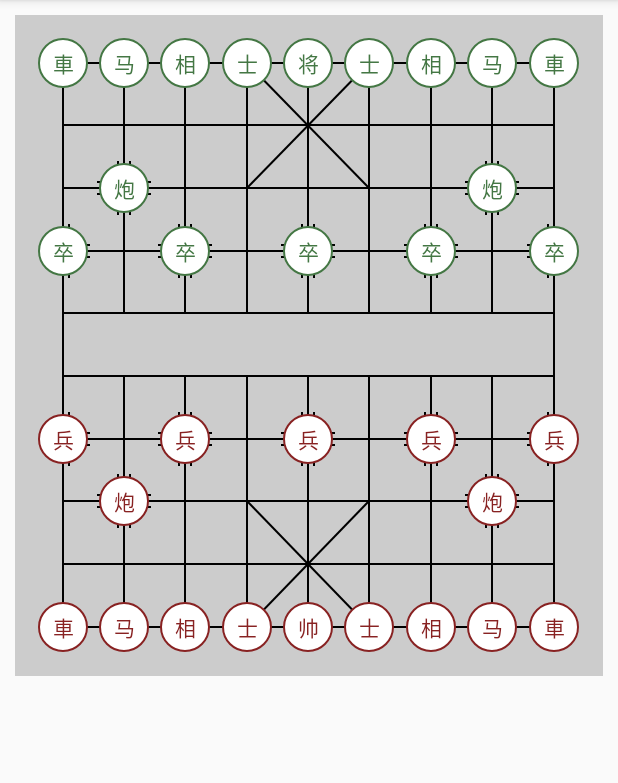
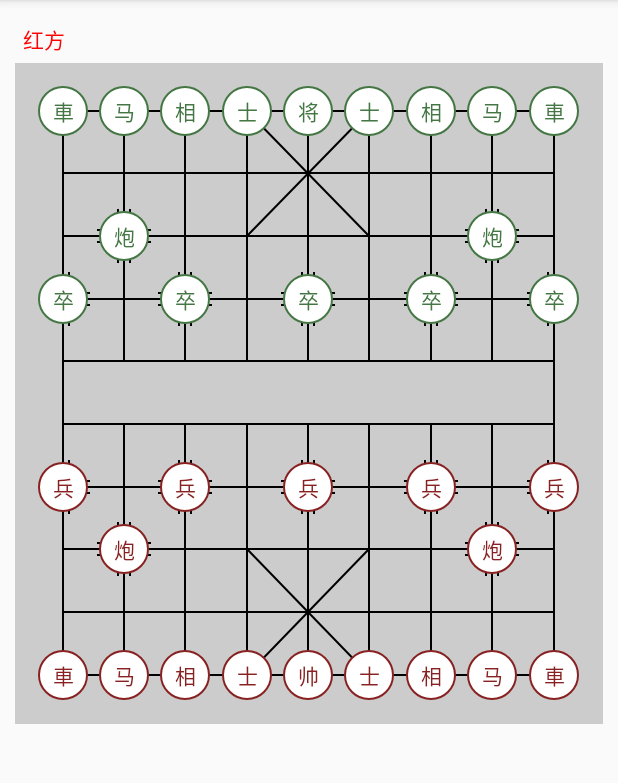
Before and after one commit to wei2006004/Qing, an Android app: the SettingActivity screen opened directly, with no data from a screen before it, on a phone screen of 412 x 824 dp, the part 84-867 px from its top. Run offline under Robolectric (Android 15) with nearby library versions, the phone set to English and light mode, and no system bars.

Commit message:
* 玩家双方切换

```diff
--- a/app/src/main/java/com/vinson/qing/SettingActivity.java
+++ b/app/src/main/java/com/vinson/qing/SettingActivity.java
@@ -1,7 +1,11 @@
 package com.vinson.qing;
 
+import android.graphics.Color;
 import android.support.v7.app.AppCompatActivity;
 import android.os.Bundle;
+import android.widget.TextView;
+
+import com.vinson.qing.widget.CheckerBoard;
 
 public class SettingActivity extends AppCompatActivity {
 
@@ -9,5 +13,25 @@ public class SettingActivity extends AppCompatActivity {
     protected void onCreate(Bundle savedInstanceState) {
         super.onCreate(savedInstanceState);
         setContentView(R.layout.activity_setting);
+
+        CheckerBoard board = (CheckerBoard) findViewById(R.id.checkerBoard);
+        board.setChessPlayListener(new CheckerBoard.ChessPlayListener() {
+            @Override
+            public void onPlayerChange(int currentPlayer) {
+                setPlayer(currentPlayer);
+            }
+        });
+        setPlayer(board.getCurrentPlayer());
+    }
+
+    private void setPlayer(int currentPlayer) {
+        TextView textView = (TextView) findViewById(R.id.tv_player);
+        if (currentPlayer == CheckerBoard.PLAYER_RED) {
+            textView.setText("红方");
+            textView.setTextColor(Color.RED);
+        } else {
+            textView.setText("绿方");
+            textView.setTextColor(Color.GREEN);
+        }
     }
 }
--- a/app/src/main/java/com/vinson/qing/widget/CheckerBoard.java
+++ b/app/src/main/java/com/vinson/qing/widget/CheckerBoard.java
@@ -29,6 +29,13 @@ import static com.vinson.qing.widget.BoardDrawer.BROAD_Y_MAX_INDEX;
 
 public class CheckerBoard extends ViewGroup {
 
+    public interface ChessPlayListener {
+        void onPlayerChange(int currentPlayer);
+    }
+
+    public final static int PLAYER_RED = 0;
+    public final static int PLAYER_GREEN = 1;
+
     private final static int BROAD_PADDING = 10;
 
     private final static int MIN_WIDTH = 240;
@@ -43,10 +50,13 @@ public class CheckerBoard extends ViewGroup {
     private int childWidth;
 
     private boolean fixScale;
+    private int currentPlayer = PLAYER_RED;
 
     private BoardDrawer boardDrawer;
     private ViewDragHelper dragHelper;
     private ChessPlayer chessPlayer;
+
+    private ChessPlayListener chessPlayListener;
 
     public CheckerBoard(Context context) {
         this(context, null);
@@ -88,7 +98,8 @@ public class CheckerBoard extends ViewGroup {
 
             @Override
             public boolean tryCaptureView(View child, int pointerId) {
-                return child instanceof ChessView;
+                ChessInfo info = ((ChessView) child).getChessInfo();
+                return info.chess.getType() == currentPlayer;
             }
 
             @Override
@@ -136,6 +147,7 @@ public class CheckerBoard extends ViewGroup {
                         }
                         ((ChessView) releasedChild).setChessInfo(new ChessInfo(rx, ry, info.chess));
                         chessPlayer.play(info.chess, info.x, info.y, playx, playy);
+                        changePlayer();
                     }
                     int centerx = getBoardXByIndex(rx);
                     int centery = getBoardYByIndex(ry);
@@ -144,6 +156,21 @@ public class CheckerBoard extends ViewGroup {
                 }
             }
         });
+    }
+
+    public void setChessPlayListener(ChessPlayListener listener) {
+        chessPlayListener = listener;
+    }
+
+    public int getCurrentPlayer() {
+        return currentPlayer;
+    }
+
+    private void changePlayer() {
+        currentPlayer = currentPlayer == PLAYER_RED ? PLAYER_GREEN : PLAYER_RED;
+        if (chessPlayListener != null) {
+            chessPlayListener.onPlayerChange(currentPlayer);
+        }
     }
 
     private void deleteChessViewByPos(int x, int y) {
--- a/app/src/main/res/layout/activity_setting.xml
+++ b/app/src/main/res/layout/activity_setting.xml
@@ -1,10 +1,17 @@
 <?xml version="1.0" encoding="utf-8"?>
-<FrameLayout xmlns:android="http://schemas.android.com/apk/res/android"
+<LinearLayout xmlns:android="http://schemas.android.com/apk/res/android"
     xmlns:app="http://schemas.android.com/apk/res-auto"
     android:id="@+id/activity_main"
     android:padding="10dp"
+    android:orientation="vertical"
     android:layout_width="match_parent"
     android:layout_height="match_parent">
+
+    <TextView
+        android:layout_width="match_parent"
+        android:layout_height="wrap_content"
+        android:id="@+id/tv_player"
+        android:padding="5dp"/>
 
     <com.vinson.qing.widget.CheckerBoard
         android:padding="5dp"
@@ -15,4 +22,4 @@
         android:id="@+id/checkerBoard"
         android:background="#cccccc"/>
 
-</FrameLayout>
+</LinearLayout>
```
